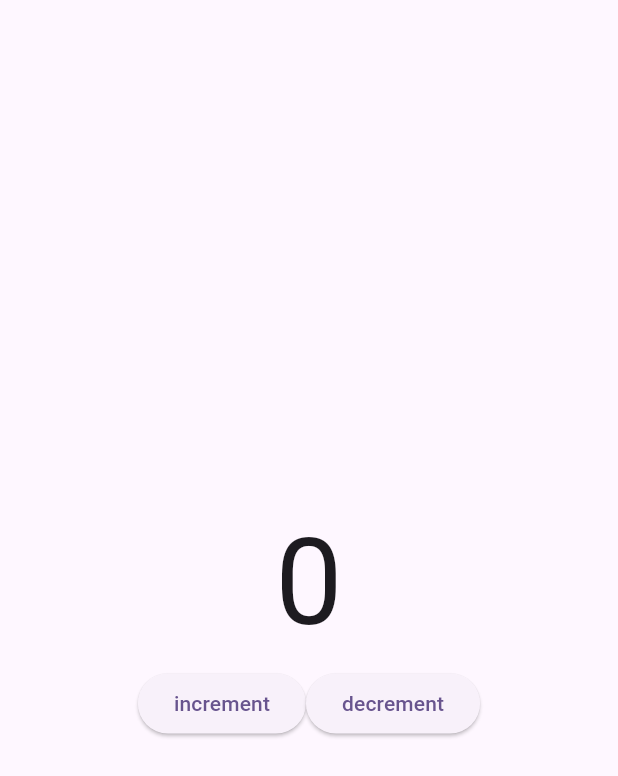
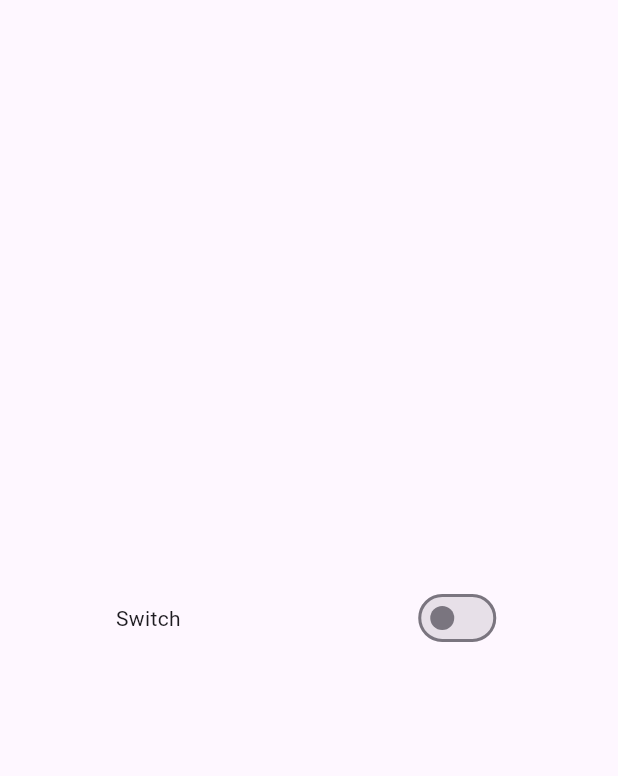
Before and after one commit to i-aman-jha/counter_bloc, a Flutter app: the screen it shows after launch, on a phone screen of 412 x 824 dp. Shown: the top 776 px of the screen. Run offline on Flutter 3.47's test engine with Material 3 defaults, Android fonts, the phone set to English and light mode, and no system bars; our stand-ins replace bloc, equatable, flutter_bloc.

Commit message:
added switch example

```diff
--- /dev/null
+++ b/lib/bloc/switch/switch_bloc.dart
@@ -0,0 +1,13 @@
+import 'package:bloc/bloc.dart';
+import 'package:counter/bloc/switch/switch_event.dart';
+import 'package:counter/bloc/switch/switch_state.dart';
+
+class SwitchBloc extends Bloc<SwitchEvents,SwitchState>{
+  SwitchBloc():super(SwitchState()){
+    on<EnableOrDisableNotification>(_enableOrDisableNotification);
+  }
+
+  void _enableOrDisableNotification(SwitchEvents events,Emitter<SwitchState> emit){
+    emit(state.copyWith(isSwitch: !state.isSwitch));
+  }
+}
--- /dev/null
+++ b/lib/bloc/switch/switch_event.dart
@@ -0,0 +1,8 @@
+import 'package:equatable/equatable.dart';
+
+abstract class SwitchEvents {
+  SwitchEvents();
+  @override
+  List<Object> get Props => [];
+}
+class EnableOrDisableNotification extends SwitchEvents{}
--- /dev/null
+++ b/lib/bloc/switch/switch_state.dart
@@ -0,0 +1,17 @@
+import 'package:equatable/equatable.dart';
+
+class SwitchState extends Equatable{
+  bool isSwitch;
+
+  SwitchState({
+    this.isSwitch=false
+  });
+
+  SwitchState copyWith({bool? isSwitch}){
+    return SwitchState(isSwitch: isSwitch?? this.isSwitch);
+  }
+
+
+  @override
+  List<Object?> get props => [isSwitch];
+}
--- a/lib/main.dart
+++ b/lib/main.dart
@@ -1,7 +1,10 @@
 import 'package:counter/bloc/counter/counter_bloc.dart';
-import 'package:counter/ui/home.dart';
+import 'package:counter/ui/counter.dart';
+import 'package:counter/ui/switchexample.dart';
 import 'package:flutter/material.dart';
 import 'package:flutter_bloc/flutter_bloc.dart';
+
+import 'bloc/switch/switch_bloc.dart';
 
 void main() {
   runApp(const MyApp());
@@ -15,14 +18,18 @@ class MyApp extends StatelessWidget {
   Widget build(BuildContext context) {
     return BlocProvider(
       create: (_) => CounterBloc(),
-      child: MaterialApp(
-      title: 'Flutter Demo',
-      theme: ThemeData(
-        colorScheme: ColorScheme.fromSeed(seedColor: Colors.deepPurple),
-        useMaterial3: true,
+      child: BlocProvider(
+        create: (context) => SwitchBloc(),
+        child: MaterialApp(
+          title: 'Bloc Demo',
+          theme: ThemeData(
+            colorScheme: ColorScheme.fromSeed(seedColor: Colors.deepPurple),
+            useMaterial3: true,
+          ),
+          //home: const counter(),
+          home: const SwitchExampleBloc(),
+        ),
       ),
-      home: const counter(),
-    ),
     );
   }
 }
--- /dev/null
+++ b/lib/ui/switchexample.dart
@@ -0,0 +1,42 @@
+import 'package:counter/bloc/switch/switch_event.dart';
+import 'package:flutter/material.dart';
+import 'package:flutter_bloc/flutter_bloc.dart';
+
+import '../bloc/switch/switch_bloc.dart';
+import '../bloc/switch/switch_state.dart';
+
+class SwitchExampleBloc extends StatefulWidget {
+  const SwitchExampleBloc({super.key});
+
+  @override
+  State<SwitchExampleBloc> createState() => _SwitchExampleBlocState();
+}
+
+class _SwitchExampleBlocState extends State<SwitchExampleBloc> {
+  @override
+  Widget build(BuildContext context) {
+    return Scaffold(
+      body: Column(
+        mainAxisAlignment: MainAxisAlignment.center,
+        crossAxisAlignment: CrossAxisAlignment.center,
+        children: [
+          Row(
+            mainAxisAlignment: MainAxisAlignment.spaceAround,
+            children: [
+              const Text("Switch"),
+              BlocBuilder<SwitchBloc, SwitchState>(
+                builder: (context, state) {
+                  return Switch(
+                      value: state.isSwitch,
+                      onChanged: (value) {
+                        context.read<SwitchBloc>().add(EnableOrDisableNotification());
+                      });
+                },
+              )
+            ],
+          )
+        ],
+      ),
+    );
+  }
+}
```
Also changed, not shown: lib/bloc/counter/counter_state.dart (line endings or trailing spaces), lib/ui/counter.dart (renamed from lib/ui/home.dart).
